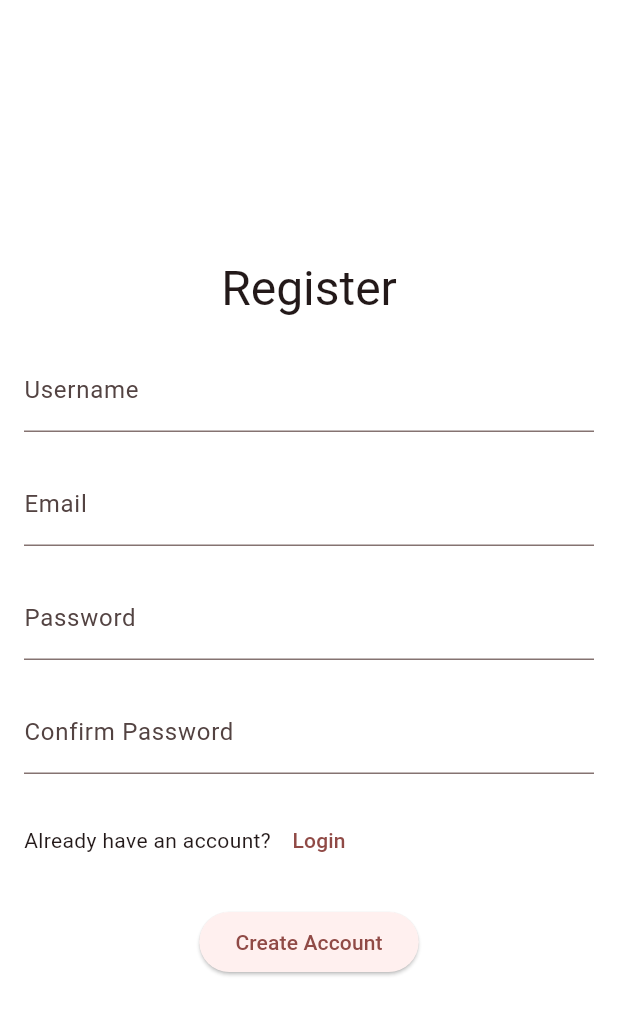
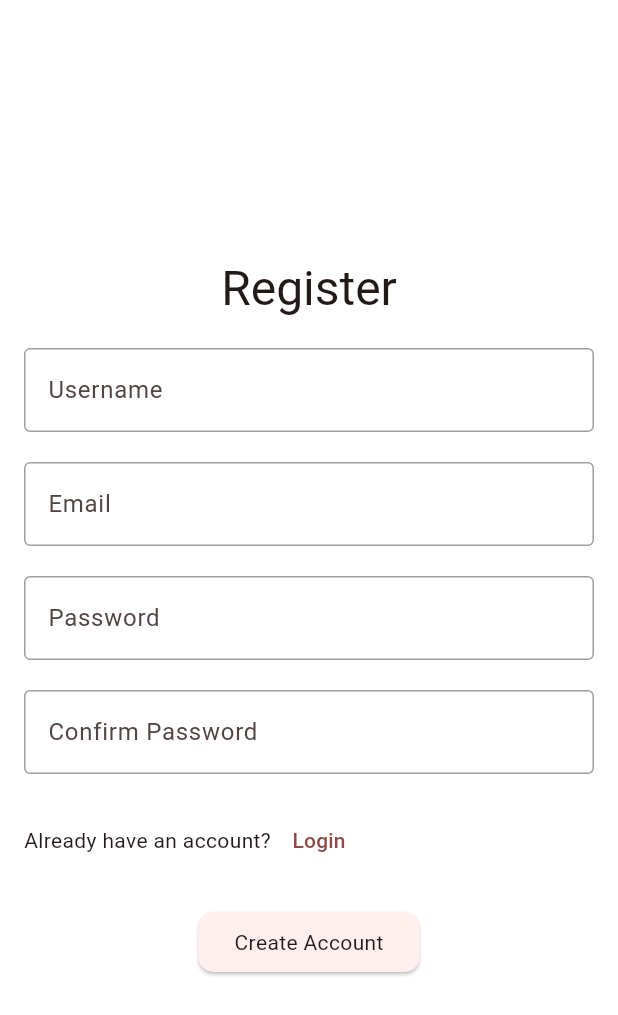
Before and after one commit to thato-codes-4-fun/pokedex_assessment, a Flutter app: the screen it shows after launch, after a tap on "Register", on a phone screen of 412 x 824 dp. Shown: the top 1015 px of the screen. Run offline on Flutter 3.47's test engine with Material 3 defaults, Android fonts, the light colour scheme and no system bars; our stand-ins replace firebase_auth, firebase_core, hive_flutter; accounts and stored records are empty.

Commit message:
extracted widgets for input and buttons , added functionality for  login and register screen

```diff
--- a/lib/views/auth/login_screen.dart
+++ b/lib/views/auth/login_screen.dart
@@ -1,5 +1,9 @@
 import 'package:flutter/material.dart';
 import 'package:pokedex_assessment/core/routes/app_router.dart';
+import 'package:pokedex_assessment/viewmodels/auth_viewmodel.dart';
+import 'package:pokedex_assessment/views/widgets/button.dart';
+import 'package:pokedex_assessment/views/widgets/inputField.dart';
+import 'package:provider/provider.dart';
 
 class LoginScreen extends StatefulWidget {
   const LoginScreen({super.key});
@@ -9,6 +13,36 @@ class LoginScreen extends StatefulWidget {
 }
 
 class _LoginScreenState extends State<LoginScreen> {
+  final TextEditingController _emailController = TextEditingController();
+  final TextEditingController _passwordController = TextEditingController();
+
+  @override
+  void dispose() {
+    _emailController.dispose();
+    _passwordController.dispose();
+    super.dispose();
+  }
+
+  Future<void> _login() async {
+    if (_emailController.text.isEmpty || _passwordController.text.isEmpty) {
+      ScaffoldMessenger.of(
+        context,
+      ).showSnackBar(SnackBar(content: Text('Please fill in all fields')));
+      return;
+    }
+    final authVM = context.read<AuthViewModel>();
+    try {
+      await authVM.signInWithEmailAndPassword(
+        _emailController.text,
+        _passwordController.text,
+      );
+    } catch (e) {
+      ScaffoldMessenger.of(
+        context,
+      ).showSnackBar(SnackBar(content: Text(e.toString())));
+    }
+  }
+
   @override
   Widget build(BuildContext context) {
     return Scaffold(
@@ -25,9 +59,21 @@ class _LoginScreenState extends State<LoginScreen> {
             //   height: 100,
             //   fit: BoxFit.cover,
             // ),
-            Text('Login', style: Theme.of(context).textTheme.headlineLarge),
-            TextField(decoration: InputDecoration(labelText: 'Email')),
-            TextField(decoration: InputDecoration(labelText: 'Password')),
+            Text(
+              "PokeDex Assessment",
+              style: Theme.of(context).textTheme.headlineLarge,
+            ),
+            Text('Login', style: Theme.of(context).textTheme.headlineMedium),
+            CustomInputField(
+              controller: _emailController,
+              labelText: 'Email',
+              obscureText: false,
+            ),
+            CustomInputField(
+              controller: _passwordController,
+              labelText: 'Password',
+              obscureText: true,
+            ),
             Row(
               children: [
                 Text('Don\'t have an account?'),
@@ -39,11 +85,14 @@ class _LoginScreenState extends State<LoginScreen> {
                 ),
               ],
             ),
-            ElevatedButton(
-              onPressed: () {
-                Navigator.pushNamed(context, AppRouter.home);
+            CustomButton(
+              onPressed: () async {
+                await _login();
+                if (context.mounted) {
+                  Navigator.pushNamed(context, AppRouter.home);
+                }
               },
-              child: Text('Login'),
+              label: 'Login',
             ),
           ],
         ),
--- a/lib/views/auth/register_screen.dart
+++ b/lib/views/auth/register_screen.dart
@@ -1,5 +1,9 @@
 import 'package:flutter/material.dart';
 import 'package:pokedex_assessment/core/routes/app_router.dart';
+import 'package:pokedex_assessment/viewmodels/auth_viewmodel.dart';
+import 'package:pokedex_assessment/views/widgets/button.dart';
+import 'package:pokedex_assessment/views/widgets/inputField.dart';
+import 'package:provider/provider.dart';
 
 class RegisterScreen extends StatefulWidget {
   const RegisterScreen({super.key});
@@ -9,7 +13,50 @@ class RegisterScreen extends StatefulWidget {
 }
 
 class _RegisterScreenState extends State<RegisterScreen> {
+  final TextEditingController _usernameController = TextEditingController();
+  final TextEditingController _emailController = TextEditingController();
+  final TextEditingController _passwordController = TextEditingController();
+  final TextEditingController _confirmPasswordController =
+      TextEditingController();
+
   @override
+  void dispose() {
+    _usernameController.dispose();
+    _emailController.dispose();
+    _passwordController.dispose();
+    _confirmPasswordController.dispose();
+    super.dispose();
+  }
+
+  _register() async {
+    if (_usernameController.text.isEmpty ||
+        _emailController.text.isEmpty ||
+        _passwordController.text.isEmpty ||
+        _confirmPasswordController.text.isEmpty) {
+      ScaffoldMessenger.of(
+        context,
+      ).showSnackBar(SnackBar(content: Text('Please fill in all fields')));
+      return;
+    }
+    if (_passwordController.text != _confirmPasswordController.text) {
+      ScaffoldMessenger.of(
+        context,
+      ).showSnackBar(SnackBar(content: Text('Passwords do not match')));
+      return;
+    }
+    final authVM = context.read<AuthViewModel>();
+    try {
+      await authVM.signUpWithEmailAndPassword(
+        _emailController.text,
+        _passwordController.text,
+      );
+    } catch (e) {
+      ScaffoldMessenger.of(
+        context,
+      ).showSnackBar(SnackBar(content: Text(e.toString())));
+    }
+  }
+
   Widget build(BuildContext context) {
     return Scaffold(
       body: Padding(
@@ -20,11 +67,25 @@ class _RegisterScreenState extends State<RegisterScreen> {
           spacing: 20,
           children: [
             Text('Register', style: Theme.of(context).textTheme.headlineLarge),
-            TextField(decoration: InputDecoration(labelText: 'Username')),
-            TextField(decoration: InputDecoration(labelText: 'Email')),
-            TextField(decoration: InputDecoration(labelText: 'Password')),
-            TextField(
-              decoration: InputDecoration(labelText: 'Confirm Password'),
+            CustomInputField(
+              controller: _usernameController,
+              labelText: 'Username',
+              obscureText: false,
+            ),
+            CustomInputField(
+              controller: _emailController,
+              labelText: 'Email',
+              obscureText: false,
+            ),
+            CustomInputField(
+              controller: _passwordController,
+              labelText: 'Password',
+              obscureText: true,
+            ),
+            CustomInputField(
+              controller: _confirmPasswordController,
+              labelText: 'Confirm Password',
+              obscureText: true,
             ),
             Row(
               children: [
@@ -37,7 +98,15 @@ class _RegisterScreenState extends State<RegisterScreen> {
                 ),
               ],
             ),
-            ElevatedButton(onPressed: () {}, child: Text('Create Account')),
+            CustomButton(
+              onPressed: () async {
+                await _register();
+                if (context.mounted) {
+                  Navigator.pushNamed(context, AppRouter.home);
+                }
+              },
+              label: 'Create Account',
+            ),
           ],
         ),
       ),
--- /dev/null
+++ b/lib/views/widgets/button.dart
@@ -0,0 +1,39 @@
+import 'package:flutter/material.dart';
+import 'package:pokedex_assessment/viewmodels/auth_viewmodel.dart';
+import 'package:provider/provider.dart';
+
+class CustomButton extends StatefulWidget {
+  const CustomButton({super.key, required this.onPressed, required this.label});
+  final Future<void> Function() onPressed;
+  final String label;
+
+  @override
+  State<CustomButton> createState() => _CustomButtonState();
+}
+
+class _CustomButtonState extends State<CustomButton> {
+  @override
+  Widget build(BuildContext context) {
+    return ElevatedButton(
+      onPressed: () async {
+        setState(() {
+          context.read<AuthViewModel>().loading = true;
+        });
+        await widget.onPressed();
+        setState(() {
+          context.read<AuthViewModel>().loading = false;
+        });
+      },
+      style: ElevatedButton.styleFrom(
+        shape: RoundedRectangleBorder(borderRadius: BorderRadius.circular(10)),
+      ),
+      child: context.watch<AuthViewModel>().loading
+          ? const SizedBox(
+              width: 10,
+              height: 10,
+              child: CircularProgressIndicator(),
+            )
+          : Text(widget.label, style: Theme.of(context).textTheme.bodyMedium),
+    );
+  }
+}
--- /dev/null
+++ b/lib/views/widgets/inputField.dart
@@ -0,0 +1,36 @@
+import 'package:flutter/material.dart';
+
+class CustomInputField extends StatefulWidget {
+  const CustomInputField({
+    super.key,
+    required this.controller,
+    required this.labelText,
+    required this.obscureText,
+  });
+  final TextEditingController controller;
+  final String labelText;
+  final bool obscureText;
+
+  @override
+  State<CustomInputField> createState() => _CustomInputFieldState();
+}
+
+class _CustomInputFieldState extends State<CustomInputField> {
+  @override
+  Widget build(BuildContext context) {
+    return TextField(
+      controller: widget.controller,
+      decoration: InputDecoration(
+        labelText: widget.labelText,
+        border: OutlineInputBorder(),
+        enabledBorder: OutlineInputBorder(
+          borderSide: BorderSide(color: Colors.grey),
+        ),
+        focusedBorder: OutlineInputBorder(
+          borderSide: BorderSide(color: Theme.of(context).colorScheme.primary),
+        ),
+      ),
+      obscureText: widget.obscureText,
+    );
+  }
+}
```
Also changed, not shown: lib/viewmodels/auth_viewmodel.dart (+12 -0 lines).
